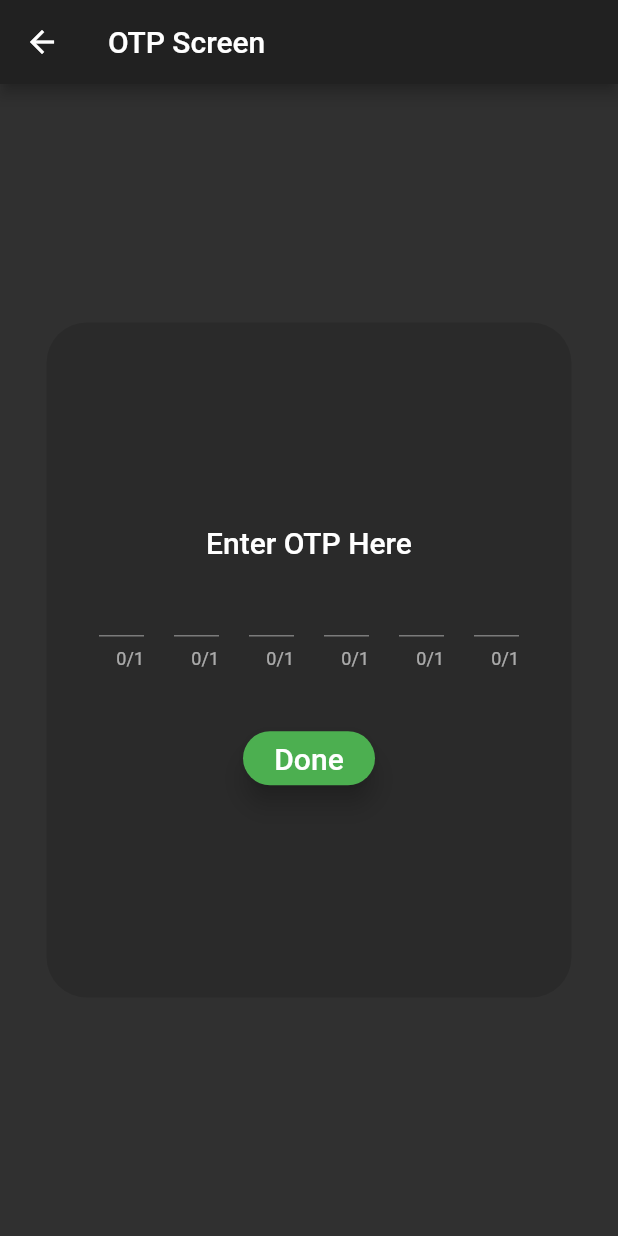
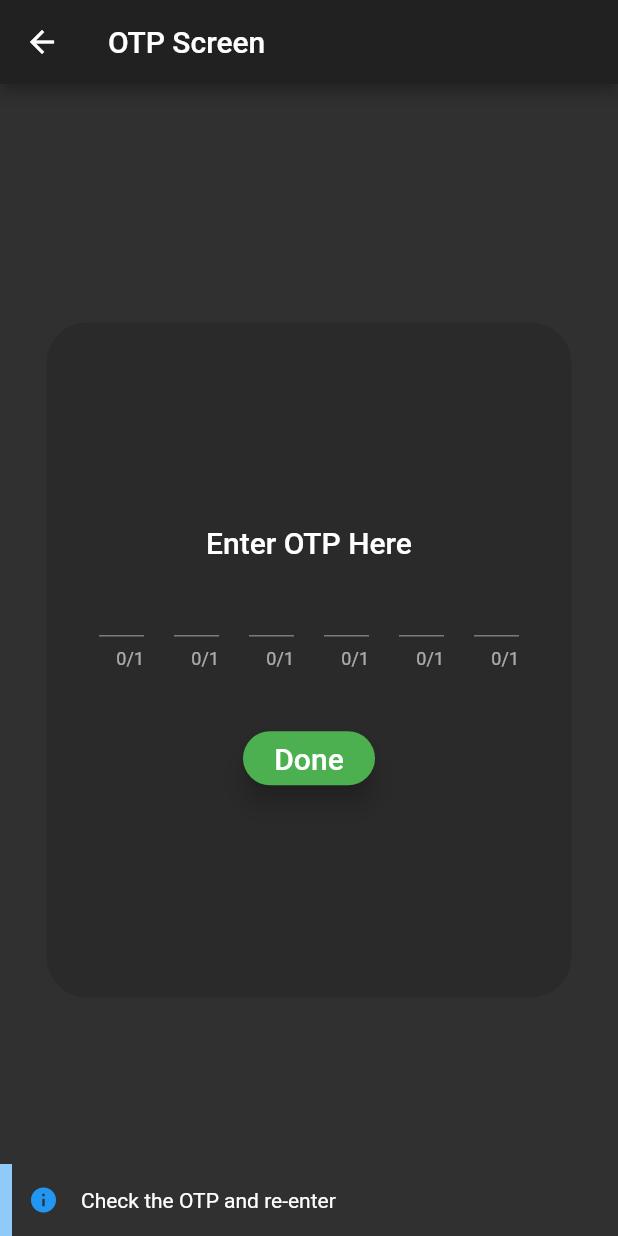
Before and after one commit to abhirup-deb/Policy_Selector, a Flutter app: the otp screen opened by its route, after a tap on "Done", on a phone screen of 412 x 824 dp. Run offline on Flutter 3.47's test engine with Material 2 defaults, Android fonts, the light colour scheme and no system bars; our stand-ins replace flushbar; missing offline and left inert: flutter_otp.

Commit message:
Flushbar Added to OTP screen

```diff
--- a/lib/screens/otp.dart
+++ b/lib/screens/otp.dart
@@ -4,6 +4,7 @@ import 'package:flutter_otp/flutter_otp.dart';
 import 'package:policy_maker/Dashboards/Commissioner.dart';
 import 'package:policy_maker/Dashboards/PolicyMaker.dart';
 import 'package:policy_maker/Dashboards/User.dart';
+import 'package:flushbar/flushbar.dart';
 
 
 
@@ -31,7 +32,7 @@ class _otpState extends State<otp>{
   }
 
   @override
-  void Result(String newOTP,int tag){
+  Widget Result(String newOTP,int tag){
     print(newOTP);
     if(newOTP == _otp.toString()){
       print('Success');
@@ -42,7 +43,19 @@ class _otpState extends State<otp>{
       else
         Navigator.pushNamed(context, User.id);
     }
-    else{print('Failure');}
+    else{print('Failure');
+
+      return Flushbar(
+        message: "Check the OTP and re-enter",
+        icon: Icon(
+          Icons.info,
+          size: 20.0,
+          color: Colors.blue[500],
+        ),
+        duration: Duration(seconds: 3),
+        leftBarIndicatorColor: Colors.blue[200],
+      )..show(context);
+    }
   }
 
   @override
--- a/pubspec.yaml
+++ b/pubspec.yaml
@@ -25,6 +25,7 @@ dependencies:
   cupertino_icons: ^0.1.2
   otp: ^2.0.3
   flutter_otp: ^0.3.1
+  flushbar: ^1.9.1
 
 dev_dependencies:
   flutter_test:
```
Also changed, not shown: pubspec.lock.
